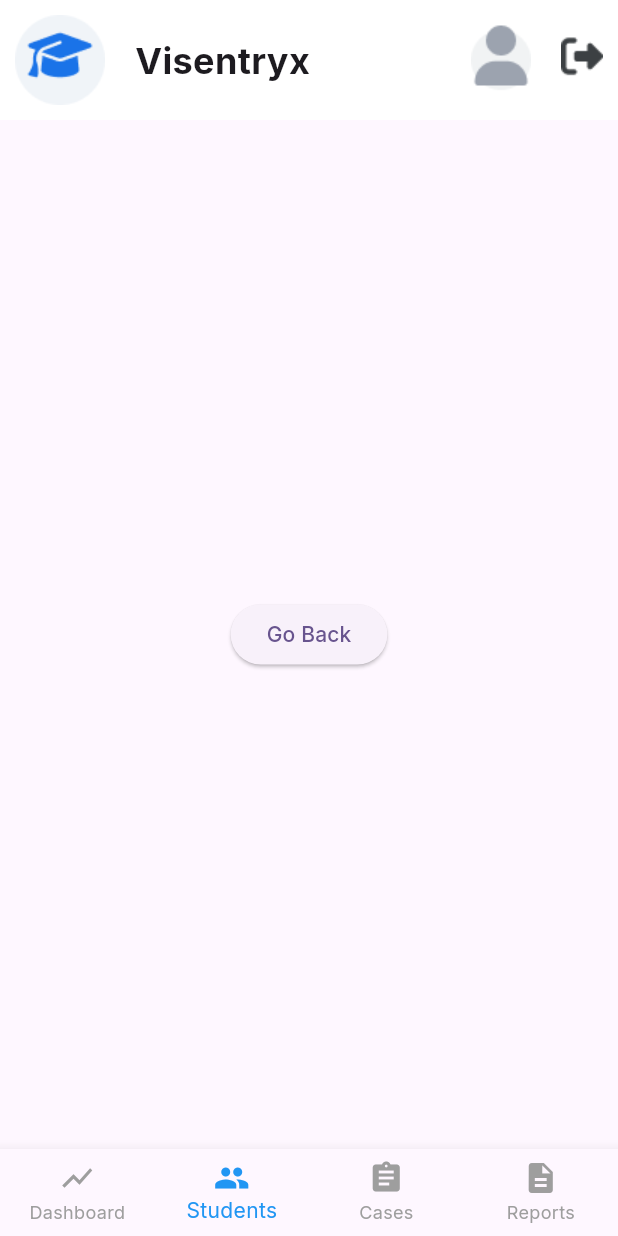
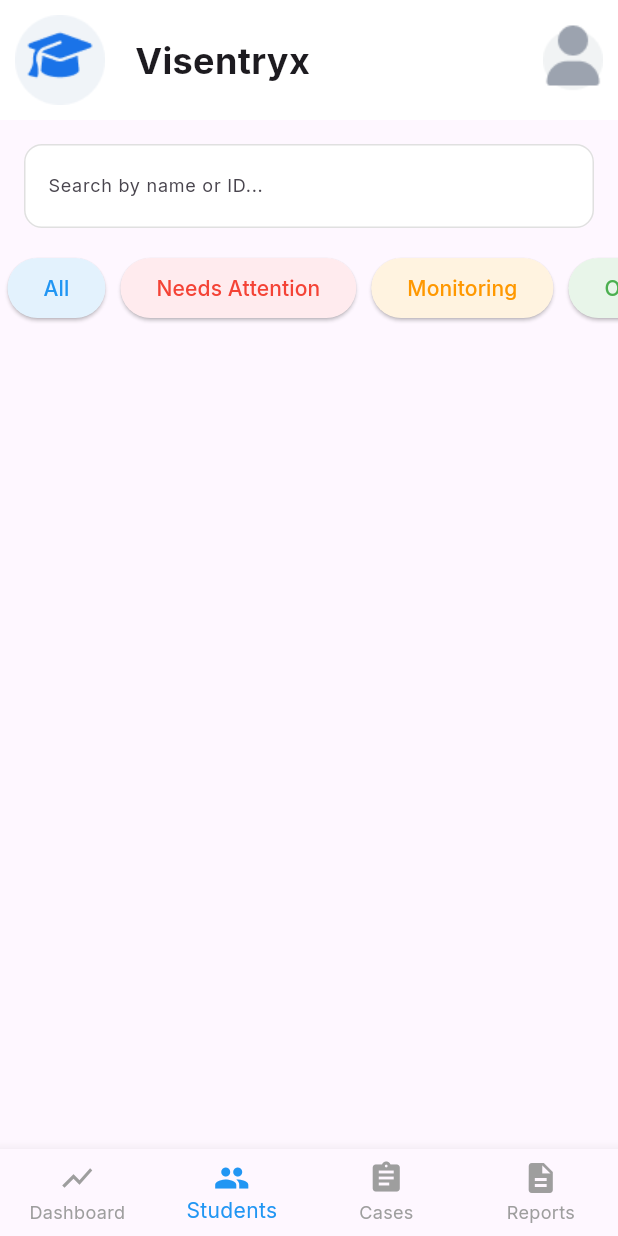
Before and after one commit to julienjamile/visentryx, a Flutter app: the StudentsScreen screen opened directly, on a phone screen of 412 x 824 dp. Run offline on Flutter 3.47's test engine with Material 3 defaults, Android fonts, the phone set to English and light mode, and no system bars; our stand-ins replace fl_chart.

Commit message:
Added Search Bar for Students Page Added Filter Buttons

```diff
--- a/lib/dashboard.dart
+++ b/lib/dashboard.dart
@@ -70,7 +70,6 @@
 }
 
 //This has a button that puts you back to login page.
-//This is the top bar, every page uses this blueprint.
 class TopBar extends StatelessWidget implements PreferredSizeWidget{
   @override
   Size get preferredSize => const Size.fromHeight(80.0);
--- a/lib/students.dart
+++ b/lib/students.dart
@@ -5,17 +5,131 @@
   @override
   Widget build(BuildContext context) {
     return Scaffold(
-      appBar: TopBar(),
-      body: Center(
-        child: ElevatedButton(
-          onPressed: () {
-            // This goes back to the previous screen
-            Navigator.pop(context);
-          },
-          child: Text("Go Back"),
-        ),
-      ),
+      appBar: StudentTopBar(),
+      body:
+          Column(
+            children: [
+              SearchBar(),
+              SafeArea(child: SingleChildScrollView(
+                scrollDirection: Axis.horizontal,
+                child: FilterButtons(),
+              )),
+
+            ],
+          ),
       bottomNavigationBar: BottomBar(selectedIndex: 1),
     );
   }
 }
+
+class StudentTopBar extends StatelessWidget implements PreferredSizeWidget {
+  @override
+  Size get preferredSize => const Size.fromHeight(80.0);
+
+  @override
+  Widget build(BuildContext context) {
+    return AppBar(
+      backgroundColor: Colors.white,
+      toolbarHeight: 80,
+      leadingWidth: 250,
+      leading: Row(
+        mainAxisSize: MainAxisSize.max,
+        mainAxisAlignment: MainAxisAlignment.start,
+        children: [
+          Padding(padding: EdgeInsetsGeometry.all(10),
+            child: Image.asset('assets/images/top_icon.png'),
+          ),
+          Padding(padding: EdgeInsetsGeometry.all(10),
+            child: Text(
+              "Visentryx",
+              style: TextStyle(
+                  fontFamily: 'Inter',
+                  fontSize: 24,
+                  fontWeight: FontWeight.bold
+              ),
+            ),
+          )
+        ],
+      ),
+      automaticallyImplyLeading: false,
+      automaticallyImplyActions: false,
+      actions: [
+        Row(
+          mainAxisSize: MainAxisSize.max,
+          mainAxisAlignment: MainAxisAlignment.end,
+          children: [
+            Padding(padding: EdgeInsetsGeometry.all(10),
+              child: Image.asset('assets/images/profile_icon.png'),
+            ),
+          ],
+        )
+      ],
+    );
+  }
+}
+
+class SearchBar extends StatefulWidget {
+  @override
+  _SearchBarState createState() => _SearchBarState();
+}
+
+class _SearchBarState extends State<SearchBar> {
+  final TextEditingController _controller = TextEditingController();
+  @override
+  void dispose() {
+    _controller.dispose();
+    super.dispose();
+  }
+
+  @override
+  Widget build(BuildContext context) {
+    return Padding(padding: EdgeInsetsGeometry.all(16),
+      child: TextFormField(
+        controller: _controller,
+        decoration: InputDecoration(
+            labelStyle: TextStyle(
+                fontFamily: 'Inter',
+                fontSize: 12
+            ),
+            labelText: "Search by name or ID...",
+            filled: true,
+            fillColor: Colors.white,
+            enabledBorder: OutlineInputBorder(
+                borderRadius: BorderRadius.circular(12),
+                borderSide: BorderSide(color: Colors.grey.shade300)
+            ),
+            focusedBorder: OutlineInputBorder(
+                borderRadius: BorderRadius.circular(12),
+                borderSide: BorderSide(color: Colors.blue, width: 2)
+            )
+        ),
+      )
+    );
+  }
+}
+
+class FilterButtons extends StatelessWidget {
+  Widget filter_button(String label, Color textcolor, Color fillcolor) {
+    return Padding(padding: EdgeInsetsGeometry.symmetric(horizontal: 5),
+      child: ElevatedButton(
+        onPressed: () {
+          //What the button will do
+        },
+        style: ElevatedButton.styleFrom(backgroundColor: fillcolor, foregroundColor: textcolor),
+        child: Text(label),
+      ),
+    );
+  }
+
+  @override
+  Widget build(BuildContext context) {
+    return Row(
+      children: [
+        filter_button("All", Colors.blue, Colors.blue.shade50),
+        filter_button("Needs Attention", Colors.red, Colors.red.shade50),
+        filter_button("Monitoring", Colors.orange, Colors.orange.shade50),
+        filter_button("On Track", Colors.green, Colors.green.shade50)
+      ],
+    );
+  }
+}
```
